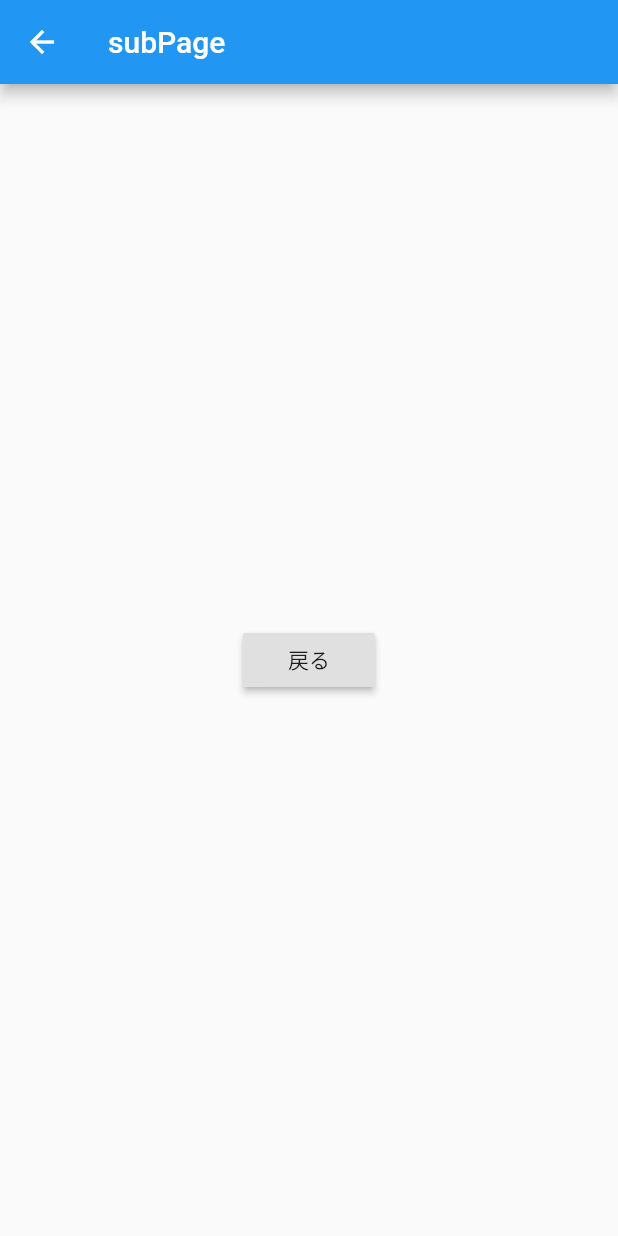
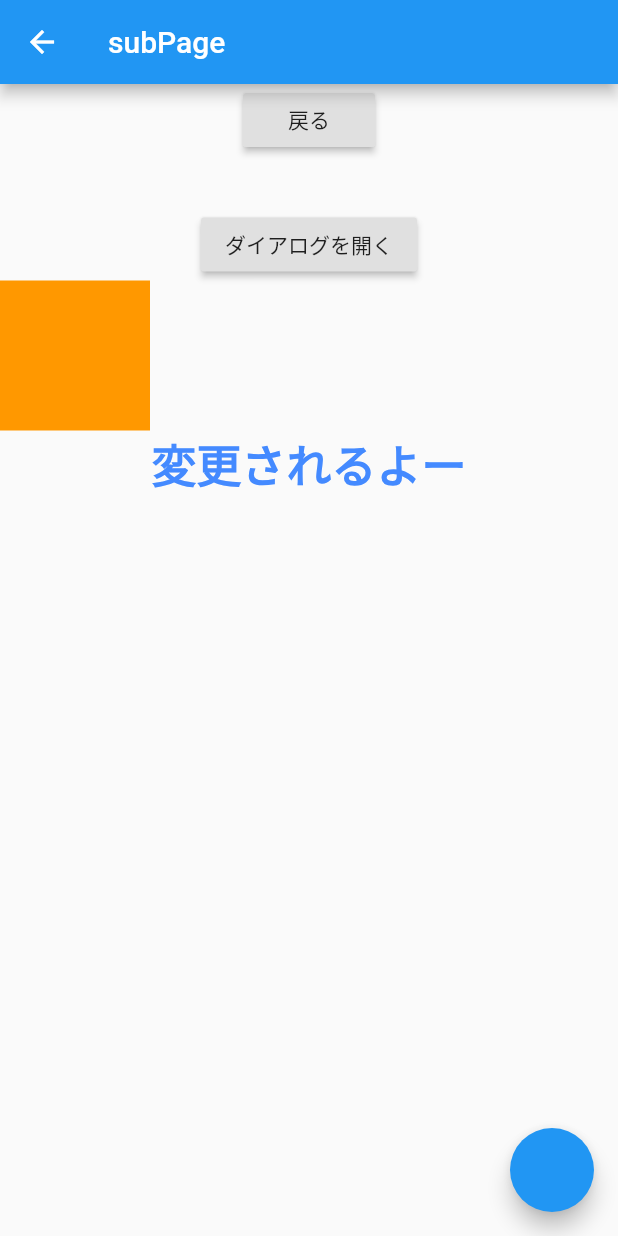
Before and after one commit to masa-futa/flutter_sample_layout, a Flutter app: the screen it shows after launch, after a tap on "次画面へ", on a phone screen of 412 x 824 dp. Run offline on Flutter 3.47's test engine with Material 2 defaults, Android fonts, the phone set to English and light mode, and no system bars.

Commit message:
[Add] Animation実施

```diff
--- a/sample_app/lib/sub_page.dart
+++ b/sample_app/lib/sub_page.dart
@@ -5,18 +5,202 @@ import 'package:flutter/material.dart';
 class SubPage extends StatelessWidget {
   @override
   Widget build(BuildContext context) {
+    return SubPageStateFul();
+  }
+}
+
+/// SnackBar
+// class SubPage extends StatelessWidget {
+//   @override
+//   Widget build(BuildContext context) {
+//     return MaterialApp(
+//       home: Scaffold(
+//         appBar: AppBar(
+//           title: Text("SnackBar"),
+//         ),
+//         body: Center(
+//           child: RaisedButton(
+//             onPressed: () {
+//               final snackBar = SnackBar(
+//                   content: Text("お知らせ!"),
+//                 action: SnackBarAction(
+//                   label: "閉じる",
+//                   onPressed: () {
+//                     Scaffold.of(context).removeCurrentSnackBar();
+//                   },
+//                 ),
+//                 duration: Duration(seconds: 3),
+//               );
+//               Scaffold.of(context).showSnackBar(snackBar);
+//             },
+//             child: Text("スナックバーを開く"),
+//           ),
+//         ),
+//       ),
+//     );
+//   }
+// }
+
+class SubPageStateFul extends StatefulWidget {
+  @override
+  SubpageState createState() => SubpageState();
+
+}
+
+class SubpageState extends State<SubPageStateFul> {
+  String _value = "";
+
+  Color _color = Colors.blue.shade100;
+
+  Alignment _alignment = Alignment.topLeft;
+
+  TextStyle _style = TextStyle(
+    color: Colors.blueAccent,
+    fontSize: 30,
+    fontWeight: FontWeight.w900
+  );
+
+  void _onTapText() => setState(() => _style = TextStyle(
+    color: Colors.black,
+    fontSize: 20,
+    fontWeight: FontWeight.w300
+  ));
+
+  void _onTap() => setState(() => _color = Colors.blue.shade900);
+
+  void _onTapAlignment() => setState(() => _alignment = Alignment.bottomRight);
+
+  @override
+  Widget build(BuildContext context) {
     return Scaffold(
       appBar: AppBar(
         title: Text("subPage"),
       ),
+      floatingActionButton: FloatingActionButton(
+        // onPressed: _onTap,
+        onPressed: _onTapText,
+      ),
       body: Container(
         child: Center(
-          child: RaisedButton(
-            onPressed: () => Navigator.of(context).pop(), child: Text("戻る"),
+          child: Column(
+            children: [
+              RaisedButton(
+                onPressed: () => Navigator.of(context).pop(), child: Text("戻る"),
+              ),
+              Text(_value, style: TextStyle(fontSize: 30, color: Colors.blue),),
+              RaisedButton(
+                onPressed: () => {
+                  openDialog(context)
+                },
+                child: Text("ダイアログを開く"),
+              ),
+              /// AnimatedContainerだと親要素としないとうまく動いてくれないので注意
+              AnimatedAlign(
+                alignment: _alignment,
+                duration: Duration(seconds: 1),
+                child: Container(
+                  width: 100,
+                  height: 100,
+                  color: Colors.orange,
+                ),
+              ),
+              AnimatedDefaultTextStyle(
+                  child: Text("変更されるよー"),
+                  style: _style,
+                  duration: Duration(seconds: 1))
+            ],
           ),
         ),
       ),
     );
   }
 
+  /// SimpleDialog
+  // void openDialog(BuildContext context) {
+  //   showDialog(
+  //       context: context,
+  //       builder: (context) => SimpleDialog(
+  //         title: Text("SimpleDialog"),
+  //         children: [
+  //           SimpleDialogOption(
+  //             child: Text("YES"),
+  //             onPressed: () {
+  //               Navigator.pop(context, "YES");
+  //             },
+  //           ),
+  //           SimpleDialogOption(
+  //             child: Text("NO"),
+  //             onPressed: () {
+  //               Navigator.pop(context, "NO");
+  //             },
+  //           )
+  //         ],
+  //       )
+  //   ).then((value) {
+  //     _setValue(value);
+  //   });
+  // }
+  /// AlertDialog
+  // void openDialog(BuildContext context) {
+  //   showDialog(
+  //       context: context,
+  //       builder: (context) => AlertDialog(
+  //         title: Text("SimpleDialog"),
+  //         content: Text("アラートダイアログです\n以下のボタンを押下してください"),
+  //         actions: [
+  //           SimpleDialogOption(
+  //             child: Text("YES"),
+  //             onPressed: () {
+  //               Navigator.pop(context, "YES");
+  //             },
+  //           ),
+  //           SimpleDialogOption(
+  //             child: Text("NO"),
+  //             onPressed: () {
+  //               Navigator.pop(context, "NO");
+  //             },
+  //           )
+  //         ],
+  //       )
+  //   ).then((value) {
+  //     _setValue(value);
+  //   });
+  // }
+
+  /// ActionSheet
+  void openDialog(BuildContext context) {
+    showModalBottomSheet(context: context, builder: (context) {
+     return Container(
+       height: 250,
+       padding: EdgeInsets.all(10),
+       child: Column(
+         children: [
+           Text("複数行の内容を"),
+           Text("記載することができる。"),
+           Text("ヘルプや"),
+           Text("ユーザー候補に使える。"),
+           RaisedButton(
+             child: Text("OK"),
+               onPressed: () {
+               Navigator.pop(context, "OK");
+             }),
+           RaisedButton(
+               child: Text("Close"),
+               onPressed: () {
+                 Navigator.pop(context, "Close");
+               }),
+         ],
+       ),
+     );
+    }).then((value) {
+      _setValue(value);
+    });
+  }
+
+
+  void _setValue(String value) {
+    setState(() {
+      _value = value;
+    });
+  }
 }
```
